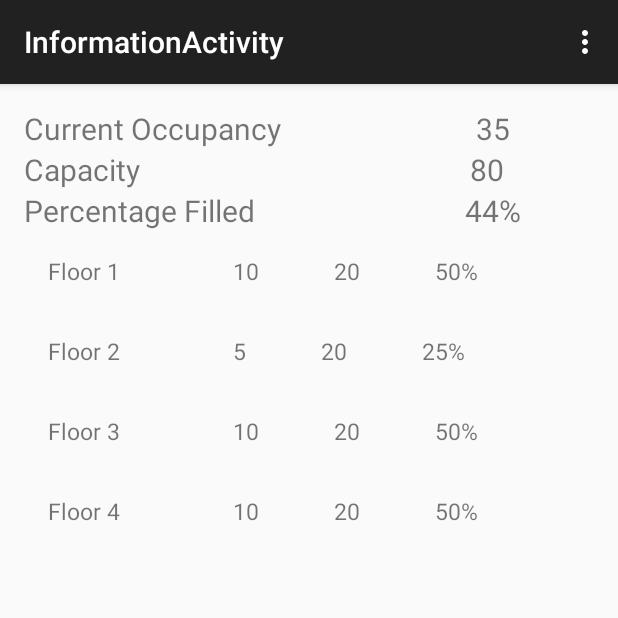
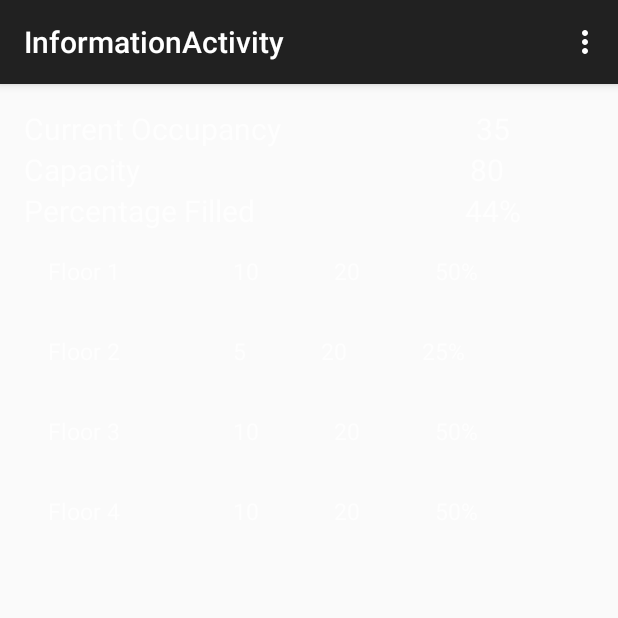
Before and after one commit to brentzucker/GT-Hive, an Android app: the InformationActivity screen opened directly, with no data from a screen before it, on a phone screen of 412 x 824 dp, the top half of it. Run offline under Robolectric (Android 15) with nearby library versions, the phone set to English and light mode, and no system bars.

Commit message:
Minor Changes

```diff
--- a/Prototypes/Android/app/src/main/res/layout/activity_information.xml
+++ b/Prototypes/Android/app/src/main/res/layout/activity_information.xml
@@ -6,6 +6,7 @@
                 android:paddingRight="@dimen/activity_horizontal_margin"
                 android:paddingTop="@dimen/activity_vertical_margin"
                 android:paddingBottom="@dimen/activity_vertical_margin"
+                android:theme="@android:style/Theme.Material"
                 tools:context="geoquiz.android.bignerdranch.com.myapplication.InformationActivity">
 
     <TableRow
```
